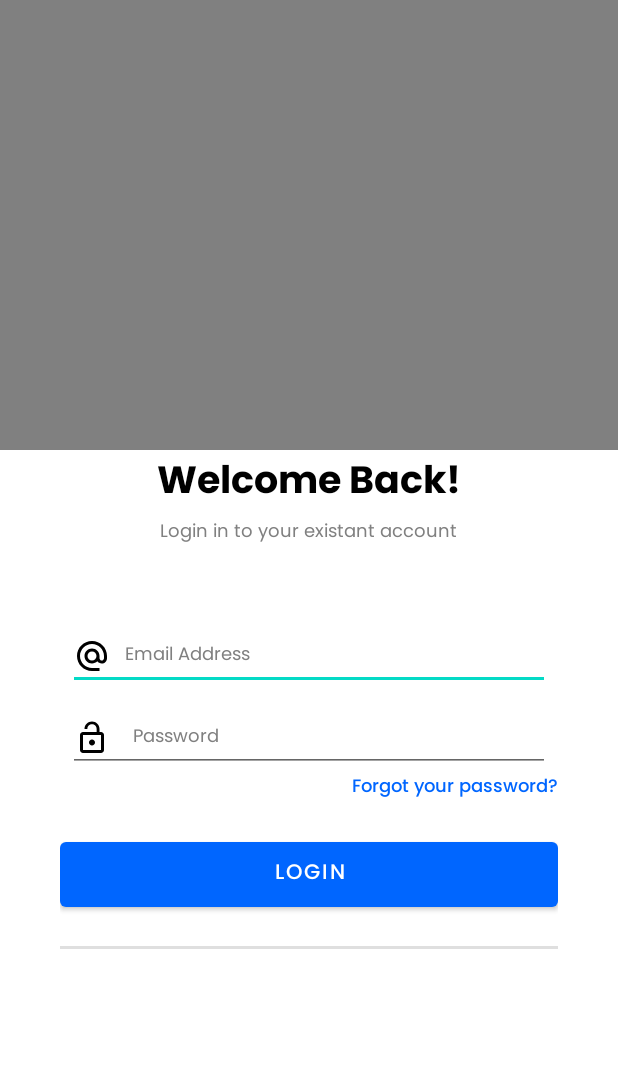
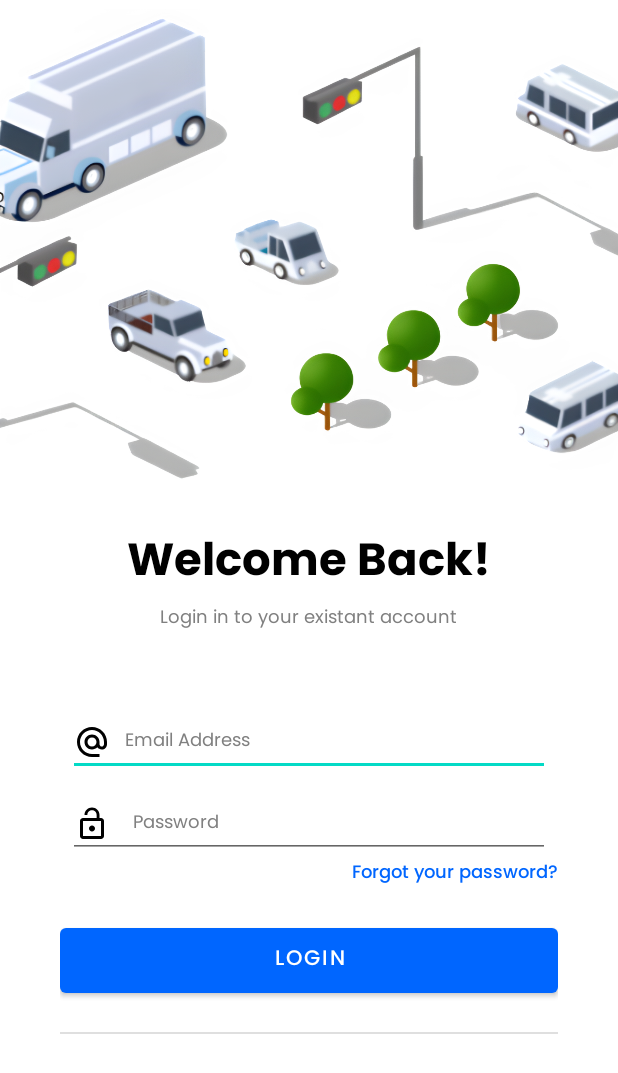
Before and after one commit to overlogic-universe/Parky, an Android app: the screen it shows after launch (LoginActivity), on a phone screen of 412 x 824 dp. Shown: the top 1073 px of the screen. Run offline under Robolectric (Android 15) with nearby library versions, the phone set to English and light mode, and no system bars.

Commit message:
style: update login page view

```diff
--- a/app/src/main/res/layout/activity_login.xml
+++ b/app/src/main/res/layout/activity_login.xml
@@ -7,10 +7,11 @@
     android:orientation="vertical"
     tools:context=".ui.LoginActivity">
 
-    <View
+    <ImageView
         android:layout_width="match_parent"
-        android:layout_height="300dp"
-        android:background="@color/grey"/>
+        android:layout_height="350dp"
+        android:adjustViewBounds="true"
+        android:src="@drawable/login_img"/>
 
     <LinearLayout
         android:layout_width="match_parent"
@@ -22,7 +23,7 @@
             android:layout_width="wrap_content"
             android:layout_height="wrap_content"
             android:text="@string/welcome_back"
-            android:textSize="25sp"
+            android:textSize="30sp"
             android:layout_gravity="center_horizontal"
             android:fontFamily="@font/poppinsbold"
             />
@@ -38,8 +39,8 @@
             android:layout_width="match_parent"
             android:layout_height="wrap_content"
             android:drawableStart="@drawable/ic_baseline_alternate_email_24"
-            android:text="@string/email_address"
-            android:textColor="@color/grey"
+            android:hint="@string/email_address"
+            android:textColorHint="@color/grey"
             android:drawablePadding="10dp"
             android:layout_marginBottom="10dp"
             android:layout_marginHorizontal="5dp"/>
@@ -47,8 +48,8 @@
             android:layout_width="match_parent"
             android:layout_height="wrap_content"
             android:drawableStart="@drawable/ic_baseline_lock_open_24"
-            android:text="@string/password"
-            android:textColor="@color/grey"
+            android:hint="@string/password"
+            android:textColorHint="@color/grey"
             android:drawablePadding="15dp"
             android:layout_marginHorizontal="5dp"
             />
@@ -73,7 +74,7 @@
 
         <View
             android:layout_width="match_parent"
-            android:layout_height="2dp"
+            android:layout_height="1dp"
             android:background="@color/lightGrey"
             android:layout_marginBottom="10dp"/>
     </LinearLayout>
```
Also changed, not shown: app/src/main/res/drawable/login_img.png (added).
